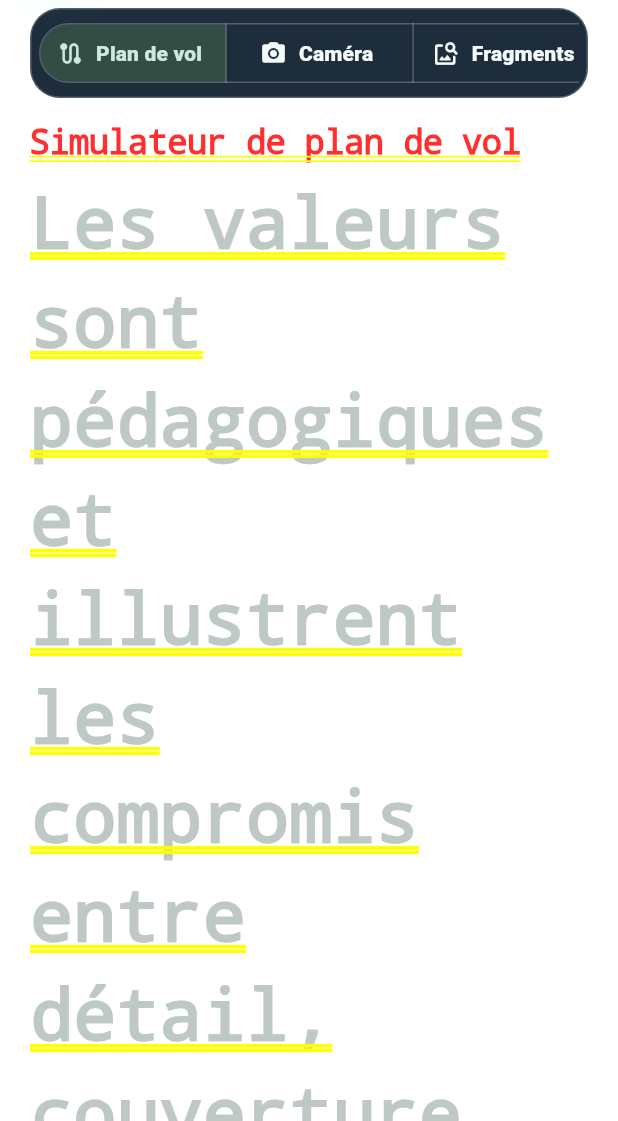
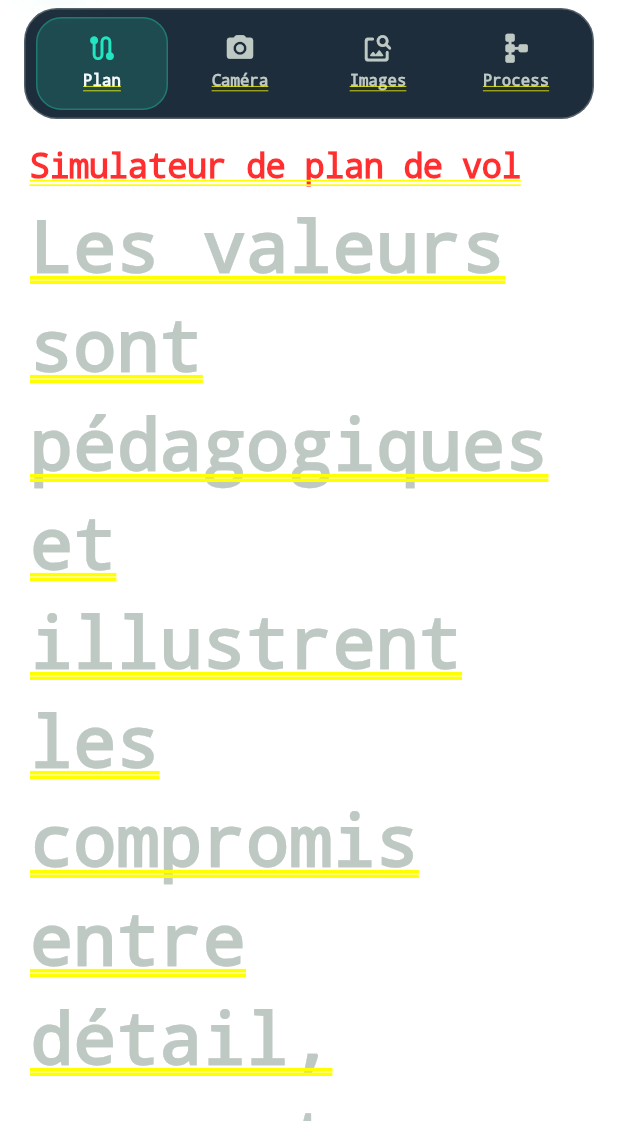
Before and after one commit to yoonbuwoor/NOVDAC, a Flutter app: the MainShell screen opened directly with empty values, after a tap on "Ouvrir Nova Labs", after a tap on "Lancer une simulation", on a phone screen of 412 x 824 dp, the part 115-1236 px from its top. Run offline on Flutter 3.47's test engine with Material 3 defaults, Android fonts, the phone set to English and light mode, and no system bars; our stand-ins replace flutter_local_notifications, shared_preferences; missing offline and left inert: workmanager; accounts and stored records are empty; statements that could not run were skipped.

Commit message:
Add files via upload

```diff
--- a/lib/screens/simulator_screen.dart
+++ b/lib/screens/simulator_screen.dart
@@ -44,28 +44,10 @@ class _SimulatorScreenState extends State<SimulatorScreen> {
         SliverToBoxAdapter(
           child: MaxWidthBox(
             child: Padding(
-              padding: const EdgeInsets.fromLTRB(20, 6, 20, 16),
-              child: Container(
-                padding: const EdgeInsets.all(5),
-                decoration: BoxDecoration(
-                  color: Theme.of(context).cardTheme.color,
-                  borderRadius: BorderRadius.circular(20),
-                  border: Border.all(color: Theme.of(context).dividerColor),
-                ),
-                child: SingleChildScrollView(
-                  scrollDirection: Axis.horizontal,
-                  child: SegmentedButton<_SimulatorMode>(
-                    showSelectedIcon: false,
-                    segments: const [
-                      ButtonSegment(value: _SimulatorMode.plan, icon: Icon(Icons.route_rounded), label: Text('Plan de vol')),
-                      ButtonSegment(value: _SimulatorMode.camera, icon: Icon(Icons.camera_alt_rounded), label: Text('Caméra')),
-                      ButtonSegment(value: _SimulatorMode.fragments, icon: Icon(Icons.image_search_rounded), label: Text('Fragments')),
-                      ButtonSegment(value: _SimulatorMode.pipeline, icon: Icon(Icons.schema_rounded), label: Text('Traitement')),
-                    ],
-                    selected: {_mode},
-                    onSelectionChanged: (value) => setState(() => _mode = value.first),
-                  ),
-                ),
+              padding: const EdgeInsets.fromLTRB(16, 6, 16, 18),
+              child: _ModeSelector(
+                selected: _mode,
+                onSelected: (mode) => setState(() => _mode = mode),
               ),
             ),
           ),
@@ -87,6 +69,99 @@ class _SimulatorScreenState extends State<SimulatorScreen> {
           ),
         ),
       ],
+    );
+  }
+}
+
+
+class _ModeSelector extends StatelessWidget {
+  const _ModeSelector({
+    required this.selected,
+    required this.onSelected,
+  });
+
+  final _SimulatorMode selected;
+  final ValueChanged<_SimulatorMode> onSelected;
+
+  static const _items = <(_SimulatorMode, IconData, String, String)>[
+    (_SimulatorMode.plan, Icons.route_rounded, 'Plan', 'Plan de vol'),
+    (_SimulatorMode.camera, Icons.camera_alt_rounded, 'Caméra', 'Caméra'),
+    (_SimulatorMode.fragments, Icons.image_search_rounded, 'Images', 'Fragments'),
+    (_SimulatorMode.pipeline, Icons.schema_rounded, 'Process', 'Traitement'),
+  ];
+
+  @override
+  Widget build(BuildContext context) {
+    final compact = MediaQuery.sizeOf(context).width < 560;
+    final scheme = Theme.of(context).colorScheme;
+
+    return Container(
+      padding: const EdgeInsets.all(5),
+      decoration: BoxDecoration(
+        color: Theme.of(context).cardTheme.color,
+        borderRadius: BorderRadius.circular(22),
+        border: Border.all(color: Theme.of(context).dividerColor),
+      ),
+      child: Row(
+        children: _items.map((item) {
+          final (mode, icon, shortLabel, fullLabel) = item;
+          final active = mode == selected;
+
+          return Expanded(
+            child: Padding(
+              padding: const EdgeInsets.symmetric(horizontal: 2),
+              child: Semantics(
+                button: true,
+                selected: active,
+                label: fullLabel,
+                child: InkWell(
+                  borderRadius: BorderRadius.circular(17),
+                  onTap: () => onSelected(mode),
+                  child: AnimatedContainer(
+                    duration: const Duration(milliseconds: 220),
+                    curve: Curves.easeOutCubic,
+                    constraints: const BoxConstraints(minHeight: 62),
+                    padding: EdgeInsets.symmetric(
+                      horizontal: compact ? 4 : 10,
+                      vertical: 9,
+                    ),
+                    decoration: BoxDecoration(
+                      color: active ? cyan.withOpacity(.16) : Colors.transparent,
+                      borderRadius: BorderRadius.circular(17),
+                      border: Border.all(
+                        color: active ? cyan.withOpacity(.30) : Colors.transparent,
+                      ),
+                    ),
+                    child: Column(
+                      mainAxisSize: MainAxisSize.min,
+                      children: [
+                        Icon(
+                          icon,
+                          size: compact ? 21 : 23,
+                          color: active ? cyan : scheme.onSurfaceVariant,
+                        ),
+                        const SizedBox(height: 5),
+                        FittedBox(
+                          fit: BoxFit.scaleDown,
+                          child: Text(
+                            compact ? shortLabel : fullLabel,
+                            maxLines: 1,
+                            style: TextStyle(
+                              color: active ? scheme.onSurface : scheme.onSurfaceVariant,
+                              fontSize: compact ? 10.5 : 12,
+                              fontWeight: active ? FontWeight.w900 : FontWeight.w700,
+                            ),
+                          ),
+                        ),
+                      ],
+                    ),
+                  ),
+                ),
+              ),
+            ),
+          );
+        }).toList(),
+      ),
     );
   }
 }
```
